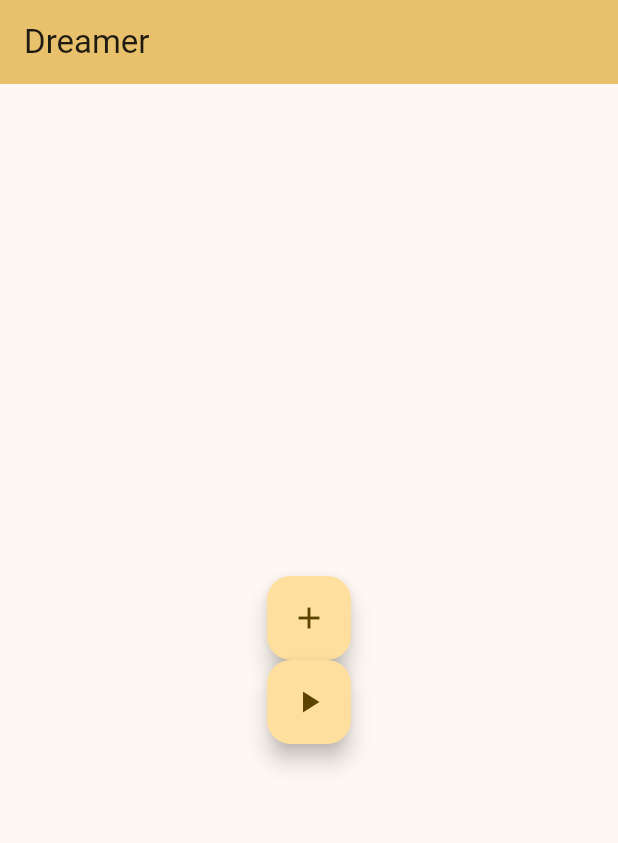
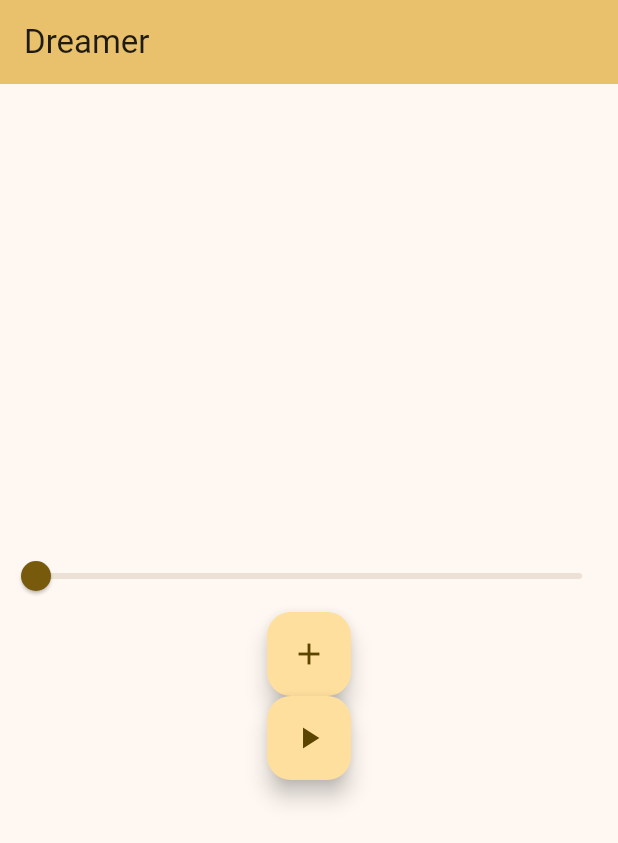
Before and after one commit to judydev/dreamer_playlist, a Flutter app: the screen it shows after launch, after a tap on the "add" icon, on a phone screen of 412 x 824 dp. Shown: the top 843 px of the screen. Run offline on Flutter 3.47's test engine with Material 2 defaults, Android fonts, the light colour scheme and no system bars; our stand-ins replace audioplayers, file_picker.

Commit message:
play audio after selecting an audio file, add audio player bar using slider

```diff
--- a/lib/main.dart
+++ b/lib/main.dart
@@ -1,6 +1,7 @@
 import 'package:audioplayers/audioplayers.dart';
 import 'package:file_picker/file_picker.dart';
 import 'package:flutter/material.dart';
+import './helper.dart';
 
 void main() {
   runApp(const MyApp());
@@ -9,36 +10,75 @@
 class MyApp extends StatelessWidget {
   const MyApp({super.key});
 
-  // This widget is the root of your application.
   @override
   Widget build(BuildContext context) {
     return MaterialApp(
-      title: 'Dreamer',
+      // title: 'Dreamer',
       theme: ThemeData(
         colorScheme: ColorScheme.fromSeed(seedColor: Colors.amber),
         useMaterial3: true,
       ),
-      home: const MyHomePage(title: 'Dreamer'),
+      home: const MyHomePage(),
     );
   }
 }
 
 class MyHomePage extends StatefulWidget {
-  const MyHomePage({super.key, required this.title});
-  final String title;
+  const MyHomePage({super.key});
 
   @override
   State<MyHomePage> createState() => _MyHomePageState();
 }
 
 class _MyHomePageState extends State<MyHomePage> {
-  AudioPlayer audioPlayer = AudioPlayer();
-  bool isPlaying = false;
+  AudioPlayer audioFilePlayer = AudioPlayer();
+  bool isAudioFilePlaying = false;
   List<String> acceptedAudioExtensions =
       List.unmodifiable(["m4a", "mp3", "wav"]);
 
-  // Duration duration = Duration.zero;
-  // Duration position = Duration.zero;
+  AudioPlayer recordingPlayer = AudioPlayer();
+  bool isRecordingPlaying = false;
+
+  Duration duration = Duration.zero;
+  Duration position = Duration.zero;
+
+  // AudioCache audioCache = AudioCache(prefix: 'assets/audio/');
+
+  List<PlatformFile> audioFileList = [];
+
+  @override
+  void initState() {
+    super.initState();
+
+    setState(() {
+      audioFilePlayer.onPlayerStateChanged.listen((state) {
+        setState(() {
+          isAudioFilePlaying = state == PlayerState.playing;
+        });
+      });
+
+      audioFilePlayer.onPositionChanged.listen((newPosition) {
+        setState(() {
+          position = newPosition;
+        });
+      });
+
+      audioFilePlayer.onDurationChanged.listen((newDuration) {
+        setState(() {
+          duration = newDuration;
+        });
+      });
+
+      // todo: replay the same file
+      // audioFilePlayer.onPlayerComplete.listen((event) {
+      //   audioFilePlayer.play(audioFilePlayer.source!);
+      // });
+    });
+  }
+
+  String formatTime(int seconds) {
+    return '${(Duration(seconds: seconds))}'.split('.')[0].padLeft(8, '0');
+  }
 
   void _selectFile() {
     FilePicker.platform.pickFiles().then((selectedFile) => {
@@ -49,11 +89,21 @@
                 {
                   if (acceptedAudioExtensions.contains(file.extension))
                     {
-                      audioPlayer.play(DeviceFileSource(file.path!)),
-                      isPlaying = true
+                      audioFilePlayer.play(DeviceFileSource(file.path!)),
+                      setState(() {
+                        audioFileList.add(file);
+                        isAudioFilePlaying = true;
+                      })
                     }
                   else
-                    {print("not an audio file")}
+                    {
+                      showDialogPopup(
+                          context,
+                          "Warning",
+                          Text("The file you selected is not an audio file."),
+                          [displayTextButton(context, "OK")])
+                    }
+
                 }
             }
         });
@@ -64,12 +114,35 @@
     return Scaffold(
       appBar: AppBar(
         backgroundColor: Theme.of(context).colorScheme.inversePrimary,
-        title: Text(widget.title),
+        title: Text("Dreamer"),
       ),
       body: Center(
         child: Column(
           mainAxisAlignment: MainAxisAlignment.center,
           children: <Widget>[
+            Row(
+              children: [
+                ...audioFileList.map((file) => FloatingActionButton(
+                      onPressed: () => {
+                        audioFilePlayer.play(DeviceFileSource(file.path!)),
+                        setState(() => isAudioFilePlaying = true)
+                      },
+                      heroTag: null,
+                      tooltip: file.name,
+                      child: const Icon(Icons.audio_file),
+                    )),
+              ],
+            ),
+            Slider(
+              min: 0.0,
+              max: duration.inSeconds.toDouble(),
+              value: position.inSeconds.toDouble(),
+              onChanged: (value) {
+                final position = Duration(seconds: value.toInt());
+                audioFilePlayer.seek(position);
+                audioFilePlayer.resume();
+              },
+            ),
             FloatingActionButton(
               onPressed: () => {_selectFile()},
               heroTag: null,
@@ -77,15 +150,28 @@
               child: const Icon(Icons.add),
             ),
             FloatingActionButton(
-              onPressed: () => {
-                if (isPlaying)
-                  {audioPlayer.pause(), isPlaying = false}
-                else
-                  {audioPlayer.resume(), isPlaying = true}
+              onPressed: audioFilePlayer.source == null
+                  ? null
+                  : () => {
+                        print('playerId'),
+                        print(audioFilePlayer.playerId),
+                        print(audioFilePlayer.source),
+                        if (isAudioFilePlaying)
+                          {
+                            audioFilePlayer.pause(),
+                            setState(() => isAudioFilePlaying = false)
+                          }
+                        else
+                          {
+                            audioFilePlayer.resume(),
+                            setState(() => isAudioFilePlaying = true)
+                          }
               },
               heroTag: null,
-              tooltip: 'Start/Stop',
-              child: const Icon(Icons.play_arrow),
+              tooltip: isAudioFilePlaying ? 'Pause' : 'Play',
+              child: isAudioFilePlaying
+                  ? Icon(Icons.pause_circle)
+                  : Icon(Icons.play_arrow),
             )
           ],
         ),
```
Also changed, not shown: lib/helper.dart (added, +25 -0 lines).
